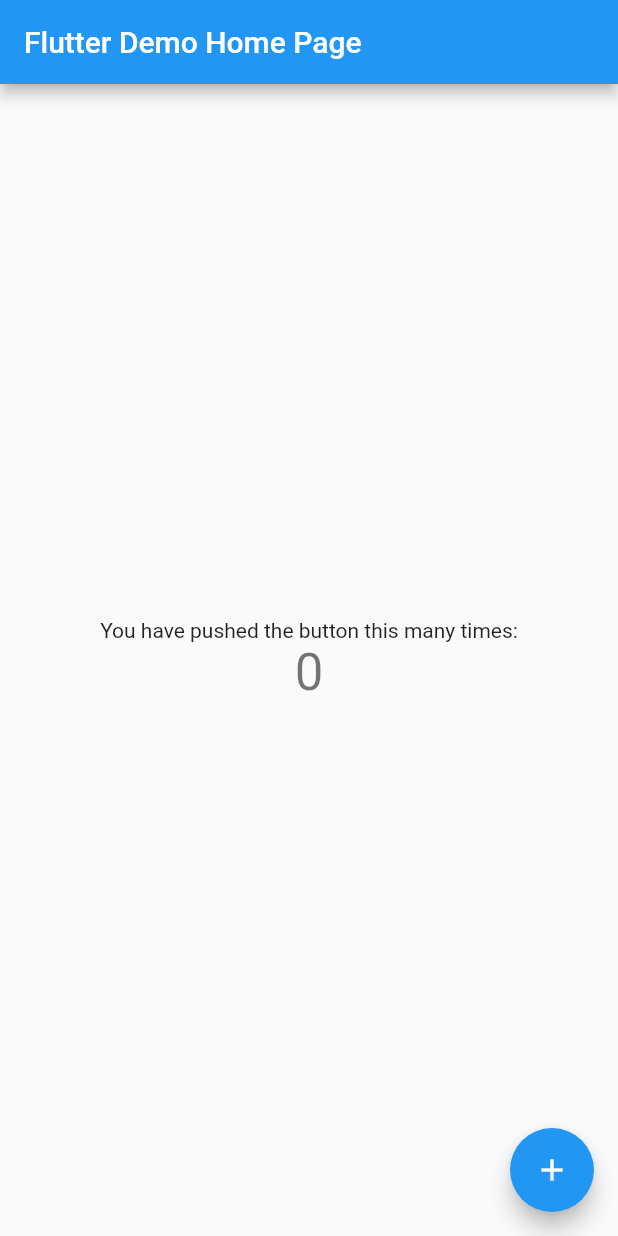
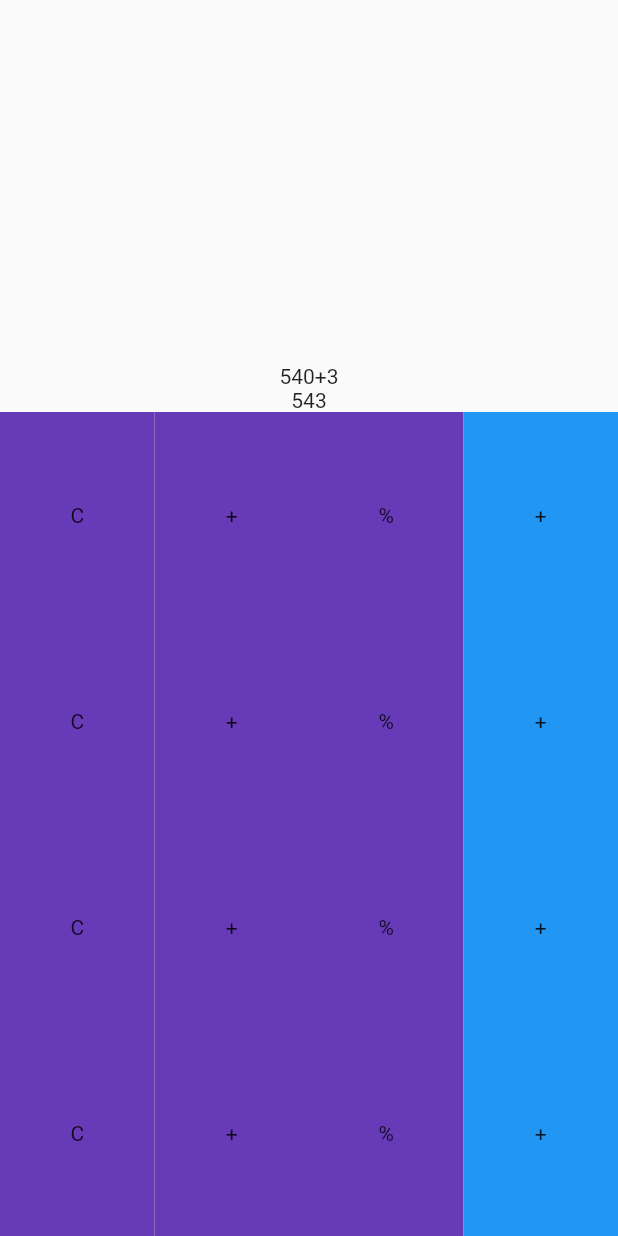
Before and after one commit to nbugraozturk/Practice, a Flutter app: the screen it shows after launch, on a phone screen of 412 x 824 dp. Run offline on Flutter 3.47's test engine with Material 2 defaults, Android fonts, the phone set to English and light mode, and no system bars.

Commit message:
first commit

```diff
--- a/lib/main.dart
+++ b/lib/main.dart
@@ -1,117 +1,82 @@
 import 'package:flutter/material.dart';
 
-void main() {
-  runApp(MyApp());
-}
+void main() => runApp(MyCalculator());
 
-class MyApp extends StatelessWidget {
-  // This widget is the root of your application.
+class MyCalculator extends StatelessWidget {
+  const MyCalculator({Key key}) : super(key: key);
+
   @override
   Widget build(BuildContext context) {
     return MaterialApp(
-      title: 'Flutter Demo',
-      theme: ThemeData(
-        // This is the theme of your application.
-        //
-        // Try running your application with "flutter run". You'll see the
-        // application has a blue toolbar. Then, without quitting the app, try
-        // changing the primarySwatch below to Colors.green and then invoke
-        // "hot reload" (press "r" in the console where you ran "flutter run",
-        // or simply save your changes to "hot reload" in a Flutter IDE).
-        // Notice that the counter didn't reset back to zero; the application
-        // is not restarted.
-        primarySwatch: Colors.blue,
-        // This makes the visual density adapt to the platform that you run
-        // the app on. For desktop platforms, the controls will be smaller and
-        // closer together (more dense) than on mobile platforms.
-        visualDensity: VisualDensity.adaptivePlatformDensity,
+      home: buildScaffold(),
+    );
+  }
+
+  Scaffold buildScaffold() {
+    return Scaffold(
+      body: buildMainColumn(),
+    );
+  }
+
+  Center buildMainColumn() {
+    return Center(
+      child: Column(
+        children: [
+          Expanded(child: buildResultScreen(), flex: 3),
+          Expanded(child: buildKeyboard(), flex: 6),
+        ],
       ),
-      home: MyHomePage(title: 'Flutter Demo Home Page'),
     );
+  }
+
+  Column buildKeyboard() {
+    return Column(mainAxisSize: MainAxisSize.max, children: [
+      myRow('C', '+', '%', '+'),
+      myRow('C', '+', '%', '+'),
+      myRow('C', '+', '%', '+'),
+      myRow('C', '+', '%', '+'),
+    ]);
+  }
+
+  Container buildResultScreen() {
+    return Container(
+        child: Column(mainAxisAlignment: MainAxisAlignment.end, children: [
+      Column(
+        children: [
+          Text("540+3"),
+          Text("543"),
+        ],
+      ),
+    ]));
   }
 }
 
-class MyHomePage extends StatefulWidget {
-  MyHomePage({Key key, this.title}) : super(key: key);
-
-  // This widget is the home page of your application. It is stateful, meaning
-  // that it has a State object (defined below) that contains fields that affect
-  // how it looks.
-
-  // This class is the configuration for the state. It holds the values (in this
-  // case the title) provided by the parent (in this case the App widget) and
-  // used by the build method of the State. Fields in a Widget subclass are
-  // always marked "final".
-
-  final String title;
-
-  @override
-  _MyHomePageState createState() => _MyHomePageState();
+Container myButton(String data, {Color color = Colors.deepPurple}) {
+  return Container(
+    color: color,
+    child: Center(
+      child: Text(data),
+    ),
+  );
 }
 
-class _MyHomePageState extends State<MyHomePage> {
-  int _counter = 0;
-
-  void _incrementCounter() {
-    setState(() {
-      // This call to setState tells the Flutter framework that something has
-      // changed in this State, which causes it to rerun the build method below
-      // so that the display can reflect the updated values. If we changed
-      // _counter without calling setState(), then the build method would not be
-      // called again, and so nothing would appear to happen.
-      _counter++;
-    });
-  }
-
-  @override
-  Widget build(BuildContext context) {
-    // This method is rerun every time setState is called, for instance as done
-    // by the _incrementCounter method above.
-    //
-    // The Flutter framework has been optimized to make rerunning build methods
-    // fast, so that you can just rebuild anything that needs updating rather
-    // than having to individually change instances of widgets.
-    return Scaffold(
-      appBar: AppBar(
-        // Here we take the value from the MyHomePage object that was created by
-        // the App.build method, and use it to set our appbar title.
-        title: Text(widget.title),
-      ),
-      body: Center(
-        // Center is a layout widget. It takes a single child and positions it
-        // in the middle of the parent.
-        child: Column(
-          // Column is also a layout widget. It takes a list of children and
-          // arranges them vertically. By default, it sizes itself to fit its
-          // children horizontally, and tries to be as tall as its parent.
-          //
-          // Invoke "debug painting" (press "p" in the console, choose the
-          // "Toggle Debug Paint" action from the Flutter Inspector in Android
-          // Studio, or the "Toggle Debug Paint" command in Visual Studio Code)
-          // to see the wireframe for each widget.
-          //
-          // Column has various properties to control how it sizes itself and
-          // how it positions its children. Here we use mainAxisAlignment to
-          // center the children vertically; the main axis here is the vertical
-          // axis because Columns are vertical (the cross axis would be
-          // horizontal).
-          mainAxisAlignment: MainAxisAlignment.center,
-          children: <Widget>[
-            Text(
-              'You have pushed the button this many times:',
-            ),
-            Text(
-              '$_counter',
-              style: Theme.of(context).textTheme.headline4,
-            ),
-          ],
+Expanded myRow(String first, String second, String third, String fourth) {
+  return Expanded(
+    child: Row(
+      children: [
+        Expanded(
+          child: myButton(first),
         ),
-      ),
-      floatingActionButton: FloatingActionButton(
-        onPressed: _incrementCounter,
-        tooltip: 'Increment',
-        child: Icon(Icons.add),
-      ), // This trailing comma makes auto-formatting nicer for build methods.
-    );
-  }
+        Expanded(
+          child: myButton(second),
+        ),
+        Expanded(
+          child: myButton(third),
+        ),
+        Expanded(
+          child: myButton(fourth, color: Colors.blue),
+        )
+      ],
+    ),
+  );
 }
```
Also changed, not shown: pubspec.yaml (+11 -12 lines), assets/fonts/Oswald-VariableFont_wght.ttf (added), pubspec.lock.
